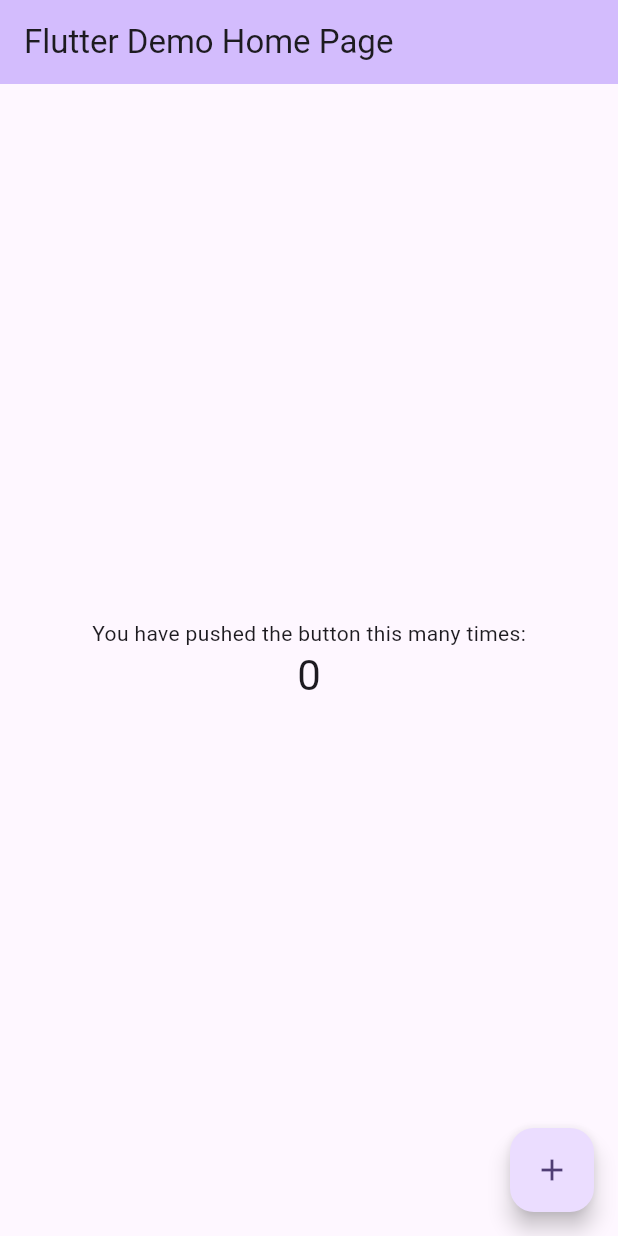
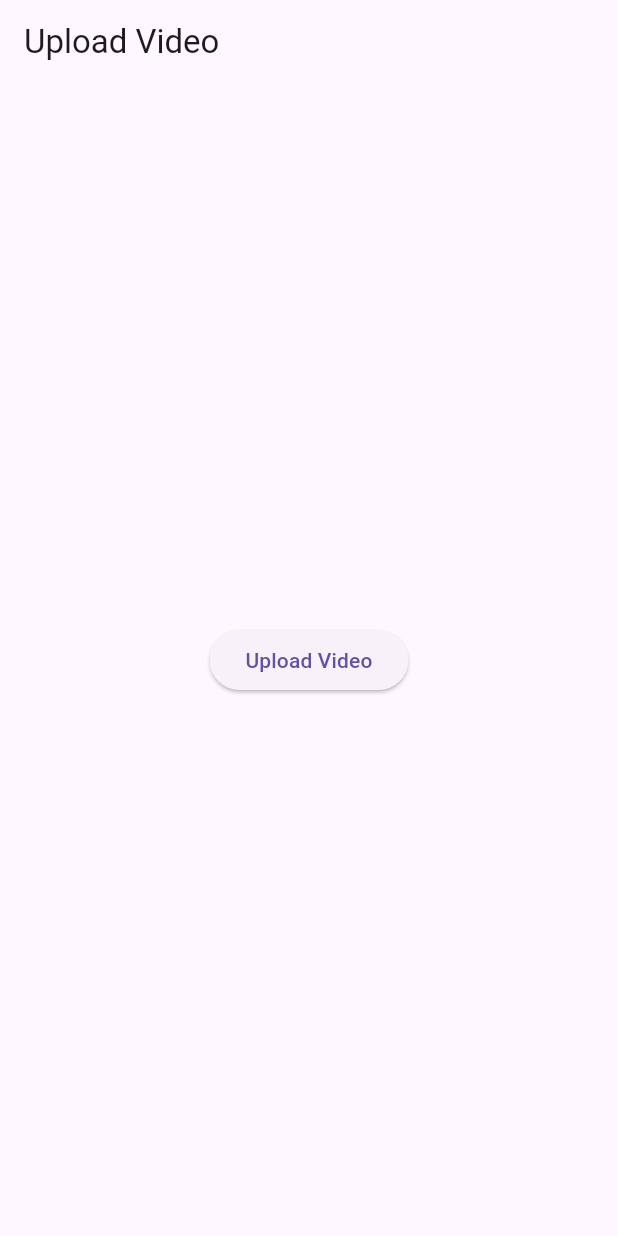
Before and after one commit to KramersMichiel/ipmedth_groep_5_Fysiotherapie, a Flutter app: the screen it shows after launch, on a phone screen of 412 x 824 dp. Run offline on Flutter 3.47's test engine with Material 3 defaults, Android fonts, the phone set to English and light mode, and no system bars; our stand-ins replace better_player_plus, file_picker.

Commit message:
video kan nu gekozedn worden, alleen bevriest de app nog na het sleecteren, ik denk miss omdat mijn video file te groot was

```diff
--- a/ipmedth_groep5_fysiotherapie_app/lib/main.dart
+++ b/ipmedth_groep5_fysiotherapie_app/lib/main.dart
@@ -1,125 +1,65 @@
 import 'package:flutter/material.dart';
+import 'package:file_picker/file_picker.dart';
+import 'video_player_page.dart'; // Create this file for the video player page
 
 void main() {
-  runApp(const MyApp());
+  runApp(MyApp());
 }
 
 class MyApp extends StatelessWidget {
-  const MyApp({super.key});
-
-  // This widget is the root of your application.
   @override
   Widget build(BuildContext context) {
     return MaterialApp(
-      title: 'Flutter Demo',
+      title: 'Video Upload & Play',
       theme: ThemeData(
-        // This is the theme of your application.
-        //
-        // TRY THIS: Try running your application with "flutter run". You'll see
-        // the application has a purple toolbar. Then, without quitting the app,
-        // try changing the seedColor in the colorScheme below to Colors.green
-        // and then invoke "hot reload" (save your changes or press the "hot
-        // reload" button in a Flutter-supported IDE, or press "r" if you used
-        // the command line to start the app).
-        //
-        // Notice that the counter didn't reset back to zero; the application
-        // state is not lost during the reload. To reset the state, use hot
-        // restart instead.
-        //
-        // This works for code too, not just values: Most code changes can be
-        // tested with just a hot reload.
-        colorScheme: ColorScheme.fromSeed(seedColor: Colors.deepPurple),
-        useMaterial3: true,
+        primarySwatch: Colors.blue,
       ),
-      home: const MyHomePage(title: 'Flutter Demo Home Page'),
+      home: UploadVideoPage(),
     );
   }
 }
 
-class MyHomePage extends StatefulWidget {
-  const MyHomePage({super.key, required this.title});
-
-  // This widget is the home page of your application. It is stateful, meaning
-  // that it has a State object (defined below) that contains fields that affect
-  // how it looks.
-
-  // This class is the configuration for the state. It holds the values (in this
-  // case the title) provided by the parent (in this case the App widget) and
-  // used by the build method of the State. Fields in a Widget subclass are
-  // always marked "final".
-
-  final String title;
-
+class UploadVideoPage extends StatefulWidget {
   @override
-  State<MyHomePage> createState() => _MyHomePageState();
+  _UploadVideoPageState createState() => _UploadVideoPageState();
 }
 
-class _MyHomePageState extends State<MyHomePage> {
-  int _counter = 0;
+class _UploadVideoPageState extends State<UploadVideoPage> {
+  String? _videoPath;
 
-  void _incrementCounter() {
-    setState(() {
-      // This call to setState tells the Flutter framework that something has
-      // changed in this State, which causes it to rerun the build method below
-      // so that the display can reflect the updated values. If we changed
-      // _counter without calling setState(), then the build method would not be
-      // called again, and so nothing would appear to happen.
-      _counter++;
-    });
+  Future<void> _pickVideo() async {
+    final result = await FilePicker.platform.pickFiles(
+      type: FileType.video,
+      allowMultiple: false,
+    );
+
+    if (result != null && result.files.single.path != null) {
+      setState(() {
+        _videoPath = result.files.single.path!;
+      });
+
+      // Navigate to video player page
+      Navigator.push(
+        context,
+        MaterialPageRoute(
+          builder: (context) => VideoPlayerPage(videoPath: _videoPath!),
+        ),
+      );
+    }
   }
 
   @override
   Widget build(BuildContext context) {
-    // This method is rerun every time setState is called, for instance as done
-    // by the _incrementCounter method above.
-    //
-    // The Flutter framework has been optimized to make rerunning build methods
-    // fast, so that you can just rebuild anything that needs updating rather
-    // than having to individually change instances of widgets.
     return Scaffold(
       appBar: AppBar(
-        // TRY THIS: Try changing the color here to a specific color (to
-        // Colors.amber, perhaps?) and trigger a hot reload to see the AppBar
-        // change color while the other colors stay the same.
-        backgroundColor: Theme.of(context).colorScheme.inversePrimary,
-        // Here we take the value from the MyHomePage object that was created by
-        // the App.build method, and use it to set our appbar title.
-        title: Text(widget.title),
+        title: Text('Upload Video'),
       ),
       body: Center(
-        // Center is a layout widget. It takes a single child and positions it
-        // in the middle of the parent.
-        child: Column(
-          // Column is also a layout widget. It takes a list of children and
-          // arranges them vertically. By default, it sizes itself to fit its
-          // children horizontally, and tries to be as tall as its parent.
-          //
-          // Column has various properties to control how it sizes itself and
-          // how it positions its children. Here we use mainAxisAlignment to
-          // center the children vertically; the main axis here is the vertical
-          // axis because Columns are vertical (the cross axis would be
-          // horizontal).
-          //
-          // TRY THIS: Invoke "debug painting" (choose the "Toggle Debug Paint"
-          // action in the IDE, or press "p" in the console), to see the
-          // wireframe for each widget.
-          mainAxisAlignment: MainAxisAlignment.center,
-          children: <Widget>[
-            const Text(
-              'You have pushed the button this many times:',
-            ),
-            Text(
-              '$_counter',
-              style: Theme.of(context).textTheme.headlineMedium,
-            ),
-          ],
+        child: ElevatedButton(
+          onPressed: _pickVideo,
+          child: Text('Upload Video'),
         ),
       ),
-      floatingActionButton: FloatingActionButton(
-        onPressed: _incrementCounter,
-        tooltip: 'Increment',
-        child: const Icon(Icons.add),
-      ), // This trailing comma makes auto-formatting nicer for build methods.
     );
   }
 }
--- a/ipmedth_groep5_fysiotherapie_app/pubspec.yaml
+++ b/ipmedth_groep5_fysiotherapie_app/pubspec.yaml
@@ -21,6 +21,7 @@ version: 1.0.0+1
 environment:
   sdk: ^3.5.4
 
+
 # Dependencies specify other packages that your package needs in order to work.
 # To automatically upgrade your package dependencies to the latest versions
 # consider running `flutter pub upgrade --major-versions`. Alternatively,
@@ -30,6 +31,8 @@ environment:
 dependencies:
   flutter:
     sdk: flutter
+  file_picker: ^5.3.3
+  better_player_plus: ^1.0.7
 
 
   # The following adds the Cupertino Icons font to your application.
```
Also changed, not shown: ipmedth_groep5_fysiotherapie_app/lib/video_player_page.dart (added, +34 -0 lines), 1 other file.
